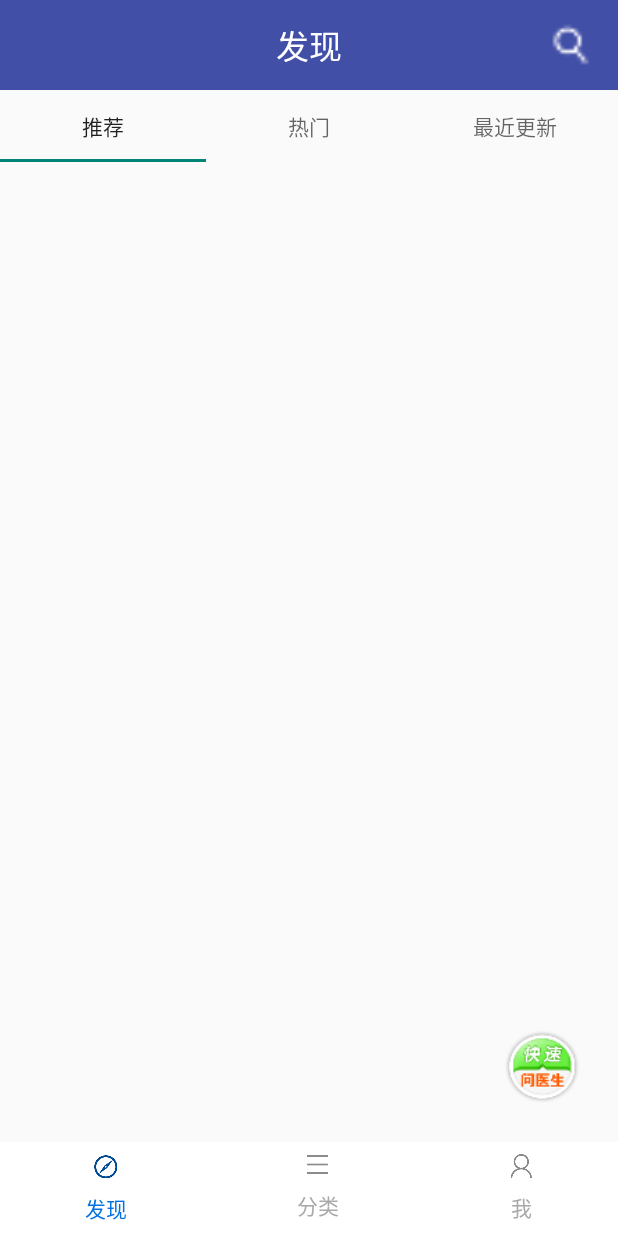
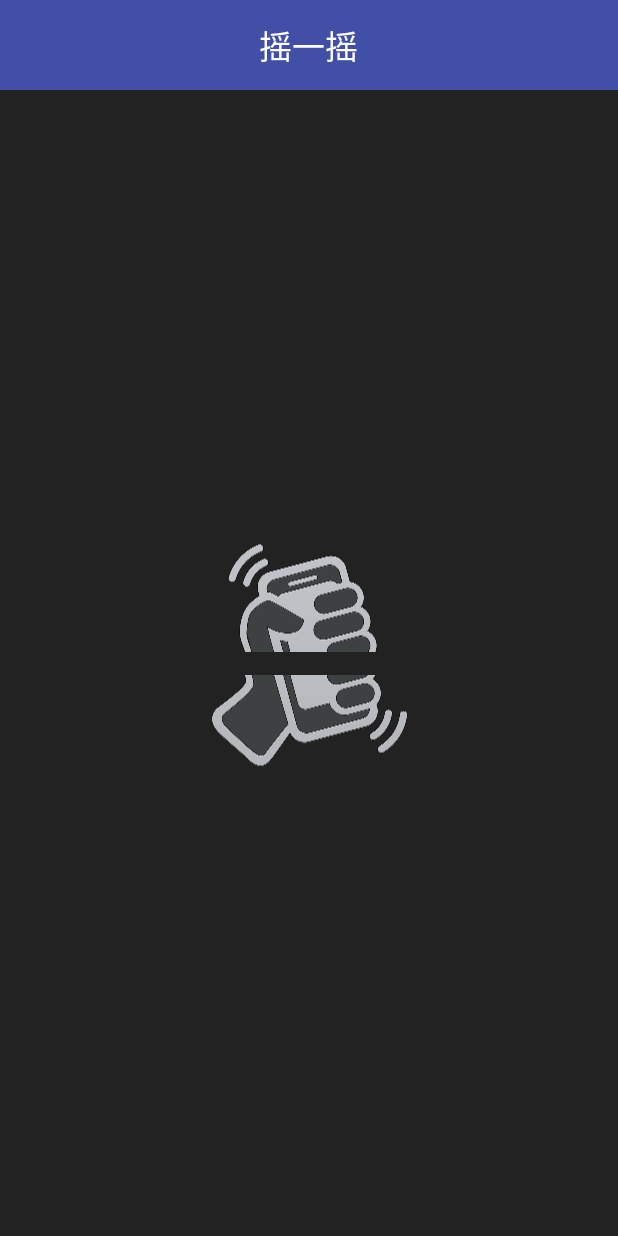
Before and after one commit to combat123/bjhospital, an Android app: the screen it shows after launch (MainActivity before the commit, ShakeActivity after it), after a tap on an icon or button, on a phone screen of 412 x 824 dp. Run offline under Robolectric (Android 15) with nearby library versions, the phone set to English and light mode, and no system bars; our stand-ins replace ButterKnife, CircleImageView; libraries missing offline, so code that uses them is left out: com.lzy.okgo; pictures from the network do not load; 12 statements that could not run were skipped.

Commit message:
摇一摇功能

```diff
--- a/app/src/main/AndroidManifest.xml
+++ b/app/src/main/AndroidManifest.xml
@@ -5,6 +5,9 @@
     <uses-permission android:name="android.permission.WRITE_EXTERNAL_STORAGE" />
     <uses-permission android:name="android.permission.READ_EXTERNAL_STORAGE" />
     <uses-permission android:name="android.permission.CAMERA" />
+
+    <!--震动的权限-->
+    <uses-permission android:name="android.permission.VIBRATE"/>
 
     <!-- 分享权限 -->
     <uses-permission android:name="android.permission.MANAGE_ACCOUNTS" />
@@ -47,6 +50,9 @@
         <activity android:name=".ui.main.login.LoginActivity"
                   android:launchMode="singleTask"
                   android:theme="@style/Theme.AppCompat.Light.NoActionBar"/>
+        <activity android:name=".ui.shake.ShakeActivity"
+                  android:launchMode="singleTask"
+                  android:theme="@style/Theme.AppCompat.Light.NoActionBar"/>
     </application>
 
 </manifest>
--- a/app/src/main/java/com/xnfh/bjhospital/ui/main/MainActivity.java
+++ b/app/src/main/java/com/xnfh/bjhospital/ui/main/MainActivity.java
@@ -15,6 +15,7 @@ import com.xnfh.bjhospital.base.BaseActivity;
 import com.xnfh.bjhospital.ui.main.Classify.ClassifyFragment;
 import com.xnfh.bjhospital.ui.main.find.FindFragment;
 import com.xnfh.bjhospital.ui.main.login.LoginActivity;
+import com.xnfh.bjhospital.ui.shake.ShakeActivity;
 import com.xnfh.bjhospital.utils.SharePrefUtil;
 
 import butterknife.BindView;
@@ -89,7 +90,8 @@ public class MainActivity extends BaseActivity {
                 }
                 break;
             case R.id.iv_main_search:       //标题栏搜索按钮
-
+                Intent shakeIntent = new Intent(MainActivity.this, ShakeActivity.class);
+                startActivity(shakeIntent);
                 break;
             case R.id.iv_main_ask:
                 Intent intent= new Intent();
--- /dev/null
+++ b/app/src/main/java/com/xnfh/bjhospital/ui/shake/ShakeActivity.java
@@ -0,0 +1,230 @@
+package com.xnfh.bjhospital.ui.shake;
+
+import android.hardware.Sensor;
+import android.hardware.SensorEvent;
+import android.hardware.SensorEventListener;
+import android.hardware.SensorManager;
+import android.media.AudioManager;
+import android.media.SoundPool;
+import android.os.Handler;
+import android.os.Message;
+import android.os.Vibrator;
+import android.view.View;
+import android.view.animation.Animation;
+import android.view.animation.TranslateAnimation;
+import android.widget.ImageView;
+import android.widget.LinearLayout;
+import android.widget.TextView;
+
+import com.xnfh.bjhospital.R;
+import com.xnfh.bjhospital.base.BaseActivity;
+
+import butterknife.BindView;
+
+/**
+ * Created by wangxuewei on 2017/10/23.
+ */
+public class ShakeActivity extends BaseActivity implements SensorEventListener {
+    private SensorManager sensorManager;
+    private Sensor defaultSensor;
+
+    private boolean isShake = false;
+
+    private final int START_SHAKE = 0;
+    private final int AGAIN_SHAKE = 1;
+    private final int END_SHAKE = 2;
+
+    private Vibrator mVibrator;//手机震动
+    private SoundPool mSoundPool;//摇一摇音效
+
+    private int mWeiChatAudio;
+
+    private LinearLayout mTopLayout;
+    private LinearLayout mBottomLayout;
+    private ImageView iv_shake_center;
+
+    @BindView(R.id.tv_main_title)
+    TextView tv_main_title;
+
+    private Handler mHandler = new Handler() {
+        @Override
+        public void handleMessage(Message msg) {
+            super.handleMessage(msg);
+            switch (msg.what) {
+                case START_SHAKE:
+                    //This method requires the caller to hold the permission VIBRATE.
+                    mVibrator.vibrate(300);
+                    //发出提示音
+                    mSoundPool.play(mWeiChatAudio, 1, 1, 0, 0, 1);
+//                    mTopLine.setVisibility(View.VISIBLE);
+//                    mActivity.mBottomLine.setVisibility(View.VISIBLE);
+                    iv_shake_center.setVisibility(View.VISIBLE);
+                    startAnimation(false);//参数含义: (不是回来) 也就是说两张图片分散开的动画
+                    break;
+                case AGAIN_SHAKE:
+                    mVibrator.vibrate(300);
+                    break;
+                case END_SHAKE:
+                    //整体效果结束, 将震动设置为false
+                    isShake = false;
+                    // 展示上下两种图片回来的效果
+                    startAnimation(true);
+                    break;
+            }
+        }
+    };
+    @Override
+    public int getLayoutId() {
+        return R.layout.activity_shake;
+    }
+
+    @Override
+    protected void onStart() {
+        super.onStart();
+        sensorManager = (SensorManager) getSystemService(SENSOR_SERVICE);
+        if(sensorManager != null) {
+            //获取加速度传感器
+            defaultSensor = sensorManager.getDefaultSensor(Sensor.TYPE_ACCELEROMETER);
+            if (defaultSensor != null) {
+                sensorManager.registerListener(this, defaultSensor, SensorManager.SENSOR_DELAY_UI);
+            }
+        }
+
+    }
+
+    @Override
+    protected void onPause() {
+        super.onPause();
+        // 务必要在pause中注销 mSensorManager
+        // 否则会造成界面退出后摇一摇依旧生效的bug
+        if (sensorManager != null) {
+            sensorManager.unregisterListener(this);
+        }
+
+    }
+
+    @Override
+    public void initPresenter() {
+
+    }
+
+    @Override
+    public void initView() {
+
+        mTopLayout = (LinearLayout) findViewById(R.id.main_linear_top);
+        mBottomLayout = ((LinearLayout) findViewById(R.id.main_linear_bottom));
+        iv_shake_center = (ImageView) findViewById(R.id.iv_shake_center);
+        tv_main_title.setText("摇一摇");
+        //初始化SoundPool
+        mSoundPool = new SoundPool(1, AudioManager.STREAM_SYSTEM, 5);
+        mWeiChatAudio = mSoundPool.load(this, R.raw.weichat_audio, 1);
+
+        //获取Vibrator震动服务
+        mVibrator = (Vibrator) getSystemService(VIBRATOR_SERVICE);
+
+        iv_shake_center.setVisibility(View.GONE);
+
+    }
+
+    @Override
+    public void onSensorChanged(SensorEvent event) {
+
+        int type = event.sensor.getType();
+
+        if (type == Sensor.TYPE_ACCELEROMETER) {
+            //获取三个方向值
+            float[] values = event.values;
+            float x = values[0];
+            float y = values[1];
+            float z = values[2];
+
+            if ((Math.abs(x) > 17 || Math.abs(y) > 17 || Math.abs(z) > 17) && !isShake) {
+                isShake = true;
+                Thread thread = new Thread() {
+                    @Override
+                    public void run() {
+                        super.run();
+                        try {
+                            //开始震动 发出提示音 展示动画效果
+                            mHandler.obtainMessage(START_SHAKE).sendToTarget();
+                            Thread.sleep(500);
+                            //再来一次震动提示
+                            mHandler.obtainMessage(AGAIN_SHAKE).sendToTarget();
+                            Thread.sleep(500);
+                            mHandler.obtainMessage(END_SHAKE).sendToTarget();
+
+                        } catch (InterruptedException e) {
+                            e.printStackTrace();
+                        }
+                    }
+                };
+                thread.start();
+            }
+        }
+    }
+
+    @Override
+    public void onAccuracyChanged(Sensor sensor, int i) {
+
+    }
+
+    /**
+     * 开启 摇一摇动画
+     *
+     * @param isBack 是否是返回初识状态
+     */
+    private void startAnimation(boolean isBack) {
+        //动画坐标移动的位置的类型是相对自己的
+        int type = Animation.RELATIVE_TO_SELF;
+
+        float topFromY;
+        float topToY;
+        float bottomFromY;
+        float bottomToY;
+        if (isBack) {
+            topFromY = -0.5f;
+            topToY = 0;
+            bottomFromY = 0.5f;
+            bottomToY = 0;
+        } else {
+            topFromY = 0;
+            topToY = -0.5f;
+            bottomFromY = 0;
+            bottomToY = 0.5f;
+        }
+
+        //上面图片的动画效果
+        TranslateAnimation topAnim = new TranslateAnimation(
+                type, 0, type, 0, type, topFromY, type, topToY
+        );
+        topAnim.setDuration(200);
+        //动画终止时停留在最后一帧~不然会回到没有执行之前的状态
+        topAnim.setFillAfter(true);
+
+        //底部的动画效果
+        TranslateAnimation bottomAnim = new TranslateAnimation(
+                type, 0, type, 0, type, bottomFromY, type, bottomToY
+        );
+        bottomAnim.setDuration(200);
+        bottomAnim.setFillAfter(true);
+
+        //大家一定不要忘记, 当要回来时, 我们中间的两根线需要GONE掉
+        if (isBack) {
+            bottomAnim.setAnimationListener(new Animation.AnimationListener() {
+                @Override
+                public void onAnimationStart(Animation animation) {}
+                @Override
+                public void onAnimationRepeat(Animation animation) {}
+                @Override
+                public void onAnimationEnd(Animation animation) {
+                    //当动画结束后 , 将中间两条线GONE掉, 不让其占位
+                    iv_shake_center.setVisibility(View.GONE);
+                }
+            });
+        }
+        //设置动画
+        mTopLayout.startAnimation(topAnim);
+        mBottomLayout.startAnimation(bottomAnim);
+
+    }
+}
--- /dev/null
+++ b/app/src/main/res/layout/activity_shake.xml
@@ -0,0 +1,59 @@
+<?xml version="1.0" encoding="utf-8"?>
+<LinearLayout
+    xmlns:android="http://schemas.android.com/apk/res/android"
+    xmlns:tools="http://schemas.android.com/tools"
+    android:id="@+id/activity_main"
+    android:layout_width="match_parent"
+    android:layout_height="match_parent"
+    android:background="#ff222222"
+    android:orientation="vertical"
+    tools:context=".ui.shake.ShakeActivity">
+    <include layout="@layout/item_titlebar"/>
+    <RelativeLayout
+        android:layout_width="match_parent"
+        android:layout_height="match_parent">
+        <!--摇一摇中心图片-->
+        <ImageView
+            android:id="@+id/iv_shake_center"
+            android:layout_width="wrap_content"
+            android:layout_height="wrap_content"
+            android:layout_centerInParent="true"
+            android:src="@mipmap/shake"/>
+        <LinearLayout
+            android:gravity="center"
+            android:orientation="vertical"
+            android:layout_width="match_parent"
+            android:layout_height="match_parent"
+            android:layout_alignParentTop="true"
+            android:layout_alignParentLeft="true"
+            android:layout_alignParentStart="true">
+            <!--顶部的横线和图片-->
+            <LinearLayout
+                android:gravity="center_horizontal|bottom"
+                android:id="@+id/main_linear_top"
+                android:layout_width="match_parent"
+                android:layout_height="wrap_content"
+                android:orientation="vertical">
+                <ImageView
+                    android:src="@mipmap/shake_logo_up"
+                    android:id="@+id/main_shake_top"
+                    android:layout_width="wrap_content"
+                    android:layout_height="100dp"/>
+            </LinearLayout>
+            <!--底部的横线和图片-->
+            <LinearLayout
+                android:gravity="center_horizontal|bottom"
+                android:id="@+id/main_linear_bottom"
+                android:layout_width="match_parent"
+                android:layout_height="wrap_content"
+                android:orientation="vertical">
+
+                <ImageView
+                    android:src="@mipmap/shake_logo_down"
+                    android:id="@+id/main_shake_bottom"
+                    android:layout_width="wrap_content"
+                    android:layout_height="100dp"/>
+            </LinearLayout>
+        </LinearLayout>
+    </RelativeLayout>
+</LinearLayout>
```
Also changed, not shown: 2 other files.
